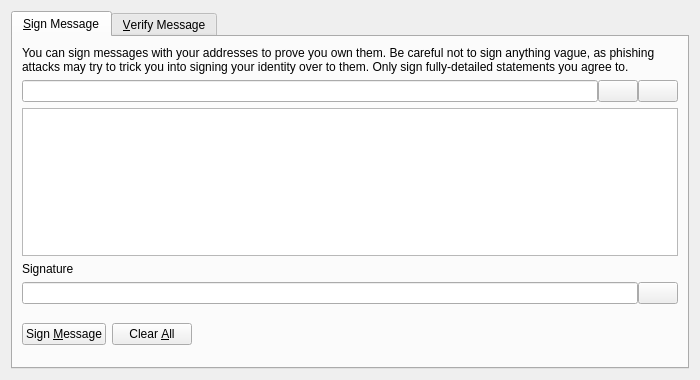
Old version of the form src/qt/forms/signverifymessagedialog.ui in the repository vrolex-project/vrolex.
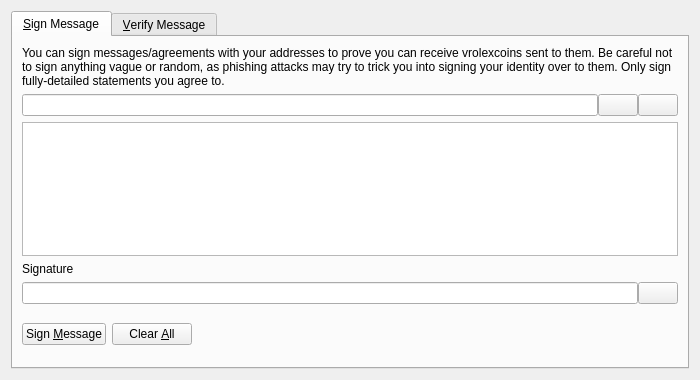
New version of the form. Icons and pictures are not drawn. Custom widgets are drawn as their Qt base class.

Diff of the .ui file:
```diff
--- a/src/qt/forms/signverifymessagedialog.ui
+++ b/src/qt/forms/signverifymessagedialog.ui
@@ -30,7 +30,7 @@
        <item>
         <widget class="QLabel" name="infoLabel_SM">
          <property name="text">
-          <string>You can sign messages with your addresses to prove you own them. Be careful not to sign anything vague, as phishing attacks may try to trick you into signing your identity over to them. Only sign fully-detailed statements you agree to.</string>
+          <string>You can sign messages/agreements with your addresses to prove you can receive vrolexcoins sent to them. Be careful not to sign anything vague or random, as phishing attacks may try to trick you into signing your identity over to them. Only sign fully-detailed statements you agree to.</string>
          </property>
          <property name="textFormat">
           <enum>Qt::PlainText</enum>
```
Left out of the diff: 2 changed lines with no effect on the pictures.
